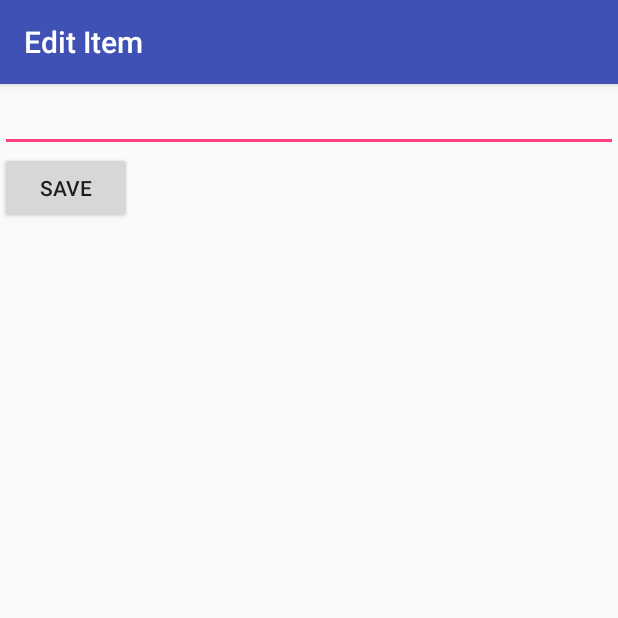
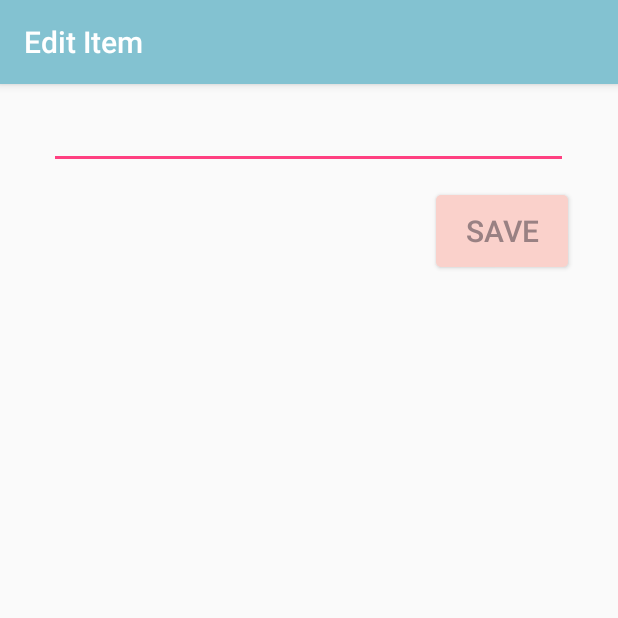
Before and after one commit to khanniie/SimpleTodo, an Android app: the EditItemActivity screen opened directly, with no data from a screen before it, on a phone screen of 412 x 824 dp, the top half of it. Run offline under Robolectric (Android 15) with nearby library versions, the phone set to English and light mode, and no system bars.

```diff
--- a/app/src/main/AndroidManifest.xml
+++ b/app/src/main/AndroidManifest.xml
@@ -9,7 +9,8 @@
         android:roundIcon="@mipmap/ic_launcher_round"
         android:supportsRtl="true"
         android:theme="@style/AppTheme">
-        <activity android:name=".MainActivity">
+        <activity
+            android:name=".MainActivity">
             <intent-filter>
                 <action android:name="android.intent.action.MAIN" />
 
--- a/app/src/main/java/com/codepathtraining/simpletodo/EditItemActivity.java
+++ b/app/src/main/java/com/codepathtraining/simpletodo/EditItemActivity.java
@@ -1,10 +1,12 @@
 package com.codepathtraining.simpletodo;
-
 import android.content.Intent;
 import android.os.Bundle;
 import android.support.v7.app.AppCompatActivity;
 import android.view.View;
 import android.widget.EditText;
+
+import java.text.SimpleDateFormat;
+import java.util.Date;
 
 import static com.codepathtraining.simpletodo.MainActivity.ITEM_POSITION;
 import static com.codepathtraining.simpletodo.MainActivity.ITEM_TEXT;
@@ -15,6 +17,7 @@ public class EditItemActivity extends AppCompatActivity {
     EditText etItemText;
     // we need to track the item's position in the list
     int position;
+    SimpleDateFormat formatter;
 
     @Override
     protected void onCreate(Bundle savedInstanceState) {
@@ -28,13 +31,20 @@ public class EditItemActivity extends AppCompatActivity {
         position = getIntent().getIntExtra(ITEM_POSITION, 0);
         // set the title bar to reflect the purpose of the view
         getSupportActionBar().setTitle("Edit Item");
+
+        String pattern = "MM/dd/Y";
+        formatter = new SimpleDateFormat(pattern);
     }
 
     public void onSaveItem(View v) {
         // Prepare intent to pass back to MainActivity
         Intent data = new Intent();
         // Pass updated item text and original position
-        data.putExtra(ITEM_TEXT, etItemText.getText().toString());
+        //adding time
+        String formattedTime = formatter.format(new Date()) + ":   ";
+        String with_date = formattedTime + etItemText.getText().toString();
+        //data.putExtra(ITEM_TEXT, etItemText.getText().toString());
+        data.putExtra(ITEM_TEXT, with_date);
         data.putExtra(ITEM_POSITION, position); // ints work too
         setResult(RESULT_OK, data); // set result code and bundle data for response
         finish(); // closes the edit activity, passes intent back to main
--- /dev/null
+++ b/app/src/main/res/drawable/button_w_border.xml
@@ -0,0 +1,9 @@
+<?xml version="1.0" encoding="utf-8"?>
+<shape xmlns:android="http://schemas.android.com/apk/res/android"
+    android:shape="rectangle">
+    <gradient android:startColor="@color/colorPinkLight"
+        android:endColor="@color/colorPinkLight"
+        android:angle="270" />
+    <corners android:radius="3dp" />
+    <!--<stroke android:width="5px" android:color="@color/colorPinkDark" />-->
+</shape>
--- a/app/src/main/res/layout/activity_edit_item.xml
+++ b/app/src/main/res/layout/activity_edit_item.xml
@@ -1,16 +1,19 @@
 <?xml version="1.0" encoding="utf-8"?>
-<RelativeLayout
-    xmlns:android="http://schemas.android.com/apk/res/android"
+<RelativeLayout xmlns:android="http://schemas.android.com/apk/res/android"
+    xmlns:app="http://schemas.android.com/apk/res-auto"
     xmlns:tools="http://schemas.android.com/tools"
-    xmlns:app="http://schemas.android.com/apk/res-auto"
     android:layout_width="match_parent"
     android:layout_height="match_parent"
     tools:context=".EditItemActivity">
 
+
     <EditText
         android:id="@+id/etItemText"
-        android:layout_width="match_parent"
+        android:layout_width="346dp"
         android:layout_height="wrap_content"
+        android:layout_alignParentTop="true"
+        android:layout_centerHorizontal="true"
+        android:layout_marginTop="11dp"
         android:ems="10"
         android:inputType="textMultiLine"
         tools:layout_editor_absoluteX="2dp"
@@ -20,11 +23,14 @@
         android:id="@+id/btnSave"
         android:layout_width="wrap_content"
         android:layout_height="wrap_content"
-        android:layout_alignParentLeft="true"
-        android:layout_alignParentStart="true"
-        android:layout_below="@+id/etItemText"
+        android:layout_alignEnd="@+id/etItemText"
+        android:layout_alignParentTop="true"
+        android:layout_marginTop="74dp"
+        android:background="@drawable/button_w_border"
         android:onClick="onSaveItem"
         android:text="Save"
+        android:textColor="@color/colorPinkDark"
+        android:textSize="20dp"
         tools:layout_editor_absoluteX="0dp"
         tools:layout_editor_absoluteY="52dp" />
 </RelativeLayout>
--- a/app/src/main/res/values/colors.xml
+++ b/app/src/main/res/values/colors.xml
@@ -1,6 +1,11 @@
 <?xml version="1.0" encoding="utf-8"?>
 <resources>
-    <color name="colorPrimary">#3F51B5</color>
-    <color name="colorPrimaryDark">#303F9F</color>
+    <color name="colorPrimary">#83C2D1</color>
+    <color name="colorPrimaryDark">#3D8596</color>
     <color name="colorAccent">#FF4081</color>
+    <color name="colorBackground">#DAFFF2</color>
+    <color name="colorBlueDark">#3D8596</color>
+    <color name="colorBlueLight">#83C2D1</color>
+    <color name="colorPinkDark">#998183</color>
+    <color name="colorPinkLight">#FAD1CB</color>
 </resources>
```
Also changed, not shown: app/src/main/java/com/codepathtraining/simpletodo/MainActivity.java (+17 -1 lines), app/src/main/res/layout/activity_main.xml (+9 -7 lines).
